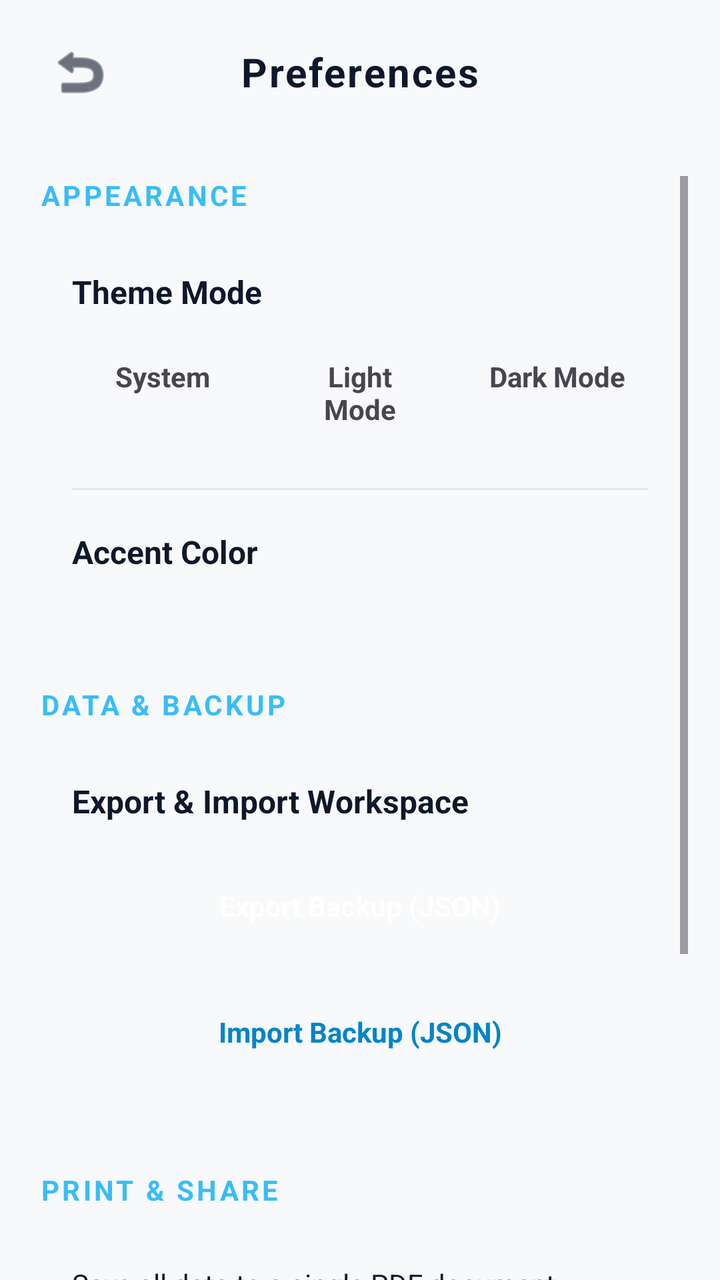
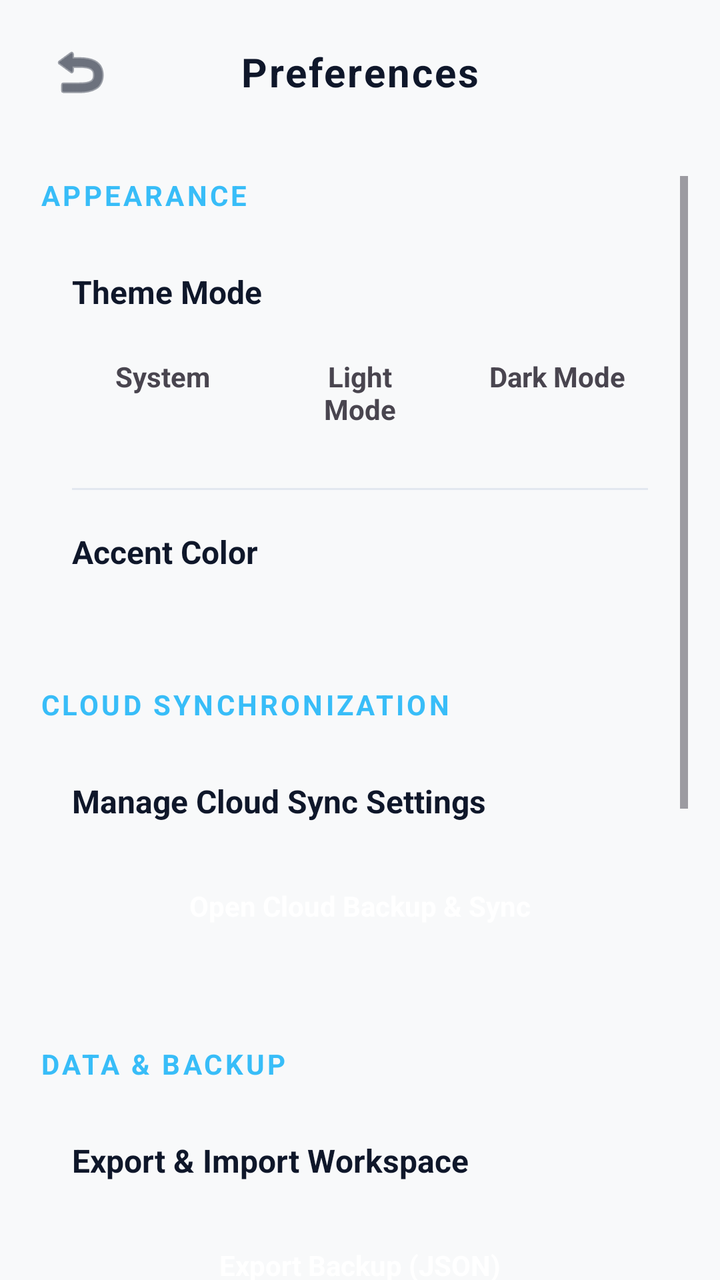

Compare the two renders of this Android layout. The source of the first and the diff that turns it into the second are given below.
<!-- AndroidManifest.xml: application theme Theme.NoteCalc.Blue -->
<!-- res/layout/layout_settings.xml -->
<?xml version="1.0" encoding="utf-8"?>
<LinearLayout xmlns:android="http://schemas.android.com/apk/res/android"
    xmlns:app="http://schemas.android.com/apk/res-auto"
    android:layout_width="match_parent"
    android:layout_height="match_parent"
    android:background="?attr/colorBgPrimary"
    android:orientation="vertical">

    
    <RelativeLayout
        android:layout_width="match_parent"
        android:layout_height="72dp"
        android:paddingHorizontal="16dp">

        <ImageButton
            android:id="@+id/btn_settings_back"
            android:layout_width="48dp"
            android:layout_height="48dp"
            android:layout_centerVertical="true"
            android:src="@android:drawable/ic_menu_revert"
            android:background="?attr/selectableItemBackgroundBorderless"
            android:contentDescription="@string/back"
            app:tint="?android:textColorPrimary" />

        <TextView
            android:layout_width="wrap_content"
            android:layout_height="wrap_content"
            android:layout_centerInParent="true"
            android:text="@string/preferences"
            android:textSize="20sp"
            android:textStyle="bold"
            android:letterSpacing="0.05"
            android:textColor="?android:textColorPrimary" />
    </RelativeLayout>

    <ScrollView
        android:layout_width="match_parent"
        android:layout_height="match_parent"
        android:clipToPadding="false"
        android:padding="16dp"
        android:fillViewport="true">

        <LinearLayout
            android:layout_width="match_parent"
            android:layout_height="wrap_content"
            android:orientation="vertical">

            
            <TextView
                android:layout_width="wrap_content"
                android:layout_height="wrap_content"
                android:text="@string/appearance"
                android:textSize="14sp"
                android:textStyle="bold"
                android:textAllCaps="true"
                android:letterSpacing="0.1"
                android:textColor="?attr/colorAccentSecondary"
                android:layout_marginBottom="8dp"
                android:layout_marginStart="4dp"/>

            <LinearLayout
                android:id="@+id/card_appearance"
                android:layout_width="match_parent"
                android:layout_height="wrap_content"
                android:orientation="vertical"
                android:padding="20dp"
                android:elevation="2dp"
                android:layout_marginBottom="24dp">
                
                <TextView
                    android:layout_width="wrap_content"
                    android:layout_height="wrap_content"
                    android:text="@string/theme_mode"
                    android:textSize="16sp"
                    android:textStyle="bold"
                    android:textColor="?android:textColorPrimary"/>
                
                <LinearLayout
                    android:layout_width="match_parent"
                    android:layout_height="wrap_content"
                    android:orientation="horizontal"
                    android:layout_marginTop="12dp"
                    android:weightSum="3">
                    <TextView
                        android:id="@+id/btn_theme_system"
                        android:layout_width="0dp"
                        android:layout_height="wrap_content"
                        android:layout_weight="1"
                        android:text="@string/system_default"
                        android:gravity="center"
                        android:textSize="14sp"
                        android:textStyle="bold"
                        android:padding="10dp"
                        android:layout_marginEnd="8dp" />
                    <TextView
                        android:id="@+id/btn_theme_light"
                        android:layout_width="0dp"
                        android:layout_height="wrap_content"
                        android:layout_weight="1"
                        android:text="@string/light_mode"
                        android:gravity="center"
                        android:textSize="14sp"
                        android:textStyle="bold"
                        android:padding="10dp"
                        android:layout_marginEnd="8dp" />
                    <TextView
                        android:id="@+id/btn_theme_dark"
                        android:layout_width="0dp"
                        android:layout_height="wrap_content"
                        android:layout_weight="1"
                        android:text="@string/dark_mode"
                        android:gravity="center"
                        android:textSize="14sp"
                        android:textStyle="bold"
                        android:padding="10dp" />
                </LinearLayout>

                <View
                    android:layout_width="match_parent"
                    android:layout_height="1dp"
                    android:background="?attr/colorBorder"
                    android:layout_marginTop="20dp"
                    android:layout_marginBottom="20dp"/>

                <TextView
                    android:layout_width="wrap_content"
                    android:layout_height="wrap_content"
                    android:text="@string/accent_color"
                    android:textSize="16sp"
                    android:textStyle="bold"
                    android:textColor="?android:textColorPrimary" />

                <HorizontalScrollView
                    android:layout_width="match_parent"
                    android:layout_height="wrap_content"
                    android:layout_marginTop="12dp"
                    android:scrollbars="none">
                    
                    <LinearLayout
                        android:id="@+id/ll_accent_colors"
                        android:layout_width="wrap_content"
                        android:layout_height="wrap_content"
                        android:orientation="horizontal"
                        android:gravity="center_vertical">
                        
                    </LinearLayout>
                </HorizontalScrollView>
            </LinearLayout>

            
            <TextView
                android:layout_width="wrap_content"
                android:layout_height="wrap_content"
                android:text="@string/data_backup"
                android:textSize="14sp"
                android:textStyle="bold"
                android:textAllCaps="true"
                android:letterSpacing="0.1"
                android:textColor="?attr/colorAccentSecondary"
                android:layout_marginBottom="8dp"
                android:layout_marginStart="4dp"/>

            <LinearLayout
                android:id="@+id/card_data_backup"
                android:layout_width="match_parent"
                android:layout_height="wrap_content"
                android:orientation="vertical"
                android:padding="20dp"
                android:elevation="2dp"
                android:layout_marginBottom="24dp">

                <TextView
                    android:layout_width="wrap_content"
                    android:layout_height="wrap_content"
                    android:text="@string/export_import_workspace"
                    android:textSize="16sp"
                    android:textStyle="bold"
                    android:textColor="?android:textColorPrimary"
                    android:layout_marginBottom="16dp"/>

                <TextView
                    android:id="@+id/btn_export_json"
                    android:layout_width="match_parent"
                    android:layout_height="wrap_content"
                    android:padding="16dp"
                    android:gravity="center"
                    android:textStyle="bold"
                    android:text="@string/export_backup_json"
                    android:textColor="@color/text_on_accent" />

                <TextView
                    android:id="@+id/btn_import_json"
                    android:layout_width="match_parent"
                    android:layout_height="wrap_content"
                    android:padding="16dp"
                    android:gravity="center"
                    android:textStyle="bold"
                    android:layout_marginTop="12dp"
                    android:text="@string/import_backup_json"
                    android:textColor="?attr/colorAccentPrimary" />

            </LinearLayout>

            
            <TextView
                android:layout_width="wrap_content"
                android:layout_height="wrap_content"
                android:text="@string/print_share"
                android:textSize="14sp"
                android:textStyle="bold"
                android:textAllCaps="true"
                android:letterSpacing="0.1"
                android:textColor="?attr/colorAccentSecondary"
                android:layout_marginBottom="8dp"
                android:layout_marginStart="4dp"/>

            <LinearLayout
                android:id="@+id/card_print_share"
                android:layout_width="match_parent"
                android:layout_height="wrap_content"
                android:orientation="vertical"
                android:padding="20dp"
                android:elevation="2dp"
                android:layout_marginBottom="40dp">

                <TextView
                    android:layout_width="wrap_content"
                    android:layout_height="wrap_content"
                    android:text="@string/save_all_data_to_a_single_pdf_document"
                    android:textSize="14sp"
                    android:textColor="?android:textColorPrimary"
                    android:layout_marginBottom="16dp"/>

                <TextView
                    android:id="@+id/btn_export_pdf_all"
                    android:layout_width="match_parent"
                    android:layout_height="wrap_content"
                    android:padding="16dp"
                    android:gravity="center"
                    android:textStyle="bold"
                    android:text="@string/export_all_to_pdf"
                    android:textColor="@color/text_on_accent" />

            </LinearLayout>

            
            <LinearLayout
                android:id="@+id/version_container"
                android:layout_width="wrap_content"
                android:layout_height="wrap_content"
                android:layout_gravity="center_horizontal"
                android:orientation="horizontal"
                android:gravity="center_vertical"
                android:paddingHorizontal="16dp"
                android:paddingVertical="8dp"
                android:layout_marginBottom="40dp">
                <ImageView
                    android:layout_width="20dp"
                    android:layout_height="20dp"
                    android:src="@android:drawable/ic_menu_info_details"
                    app:tint="?attr/colorAccentSecondary"
                    android:contentDescription="@null" />
                <TextView
                    android:id="@+id/tv_app_version"
                    android:layout_width="wrap_content"
                    android:layout_height="wrap_content"
                    android:layout_marginStart="8dp"
                    android:text="@string/notecalc_vx_x_x"
                    android:textSize="14sp"
                    android:textStyle="bold"
                    android:letterSpacing="0.05"
                    android:textColor="?android:textColorPrimary" />
            </LinearLayout>
        </LinearLayout>
    </ScrollView>
</LinearLayout>
<!-- resources referenced by this layout -->
<resources>
  <color name="text_on_accent">#FFFFFFFF</color>
  <string name="accent_color">Accent Color</string>
  <string name="appearance">Appearance</string>
  <string name="back">Back</string>
  <string name="dark_mode">Dark Mode</string>
  <string name="data_backup">Data &amp; Backup</string>
  <string name="export_all_to_pdf">Export All to PDF</string>
  <string name="export_backup_json">Export Backup (JSON)</string>
  <string name="export_import_workspace">Export &amp; Import Workspace</string>
  <string name="import_backup_json">Import Backup (JSON)</string>
  <string name="light_mode">Light Mode</string>
  <string name="notecalc_vx_x_x">NoteCalc v1.7.0</string>
  <string name="preferences">Preferences</string>
  <string name="print_share">Print &amp; Share</string>
  <string name="save_all_data_to_a_single_pdf_document">Save all data to a single PDF document.</string>
  <string name="system_default">System</string>
  <string name="theme_mode">Theme Mode</string>
  <style name="Theme.NoteCalc.Blue" parent="Base.Theme.NoteCalc">
          <item name="colorAccentPrimary">@color/accent_blue_primary</item>
          <item name="colorAccentSecondary">@color/accent_blue_secondary</item>
          <item name="colorBgPrimary">@color/bg_primary_blue</item>
          <item name="colorBgSecondary">@color/bg_secondary_blue</item>
          <item name="colorBgTertiary">@color/bg_tertiary_blue</item>
          <item name="colorBorder">@color/border_blue</item>
          <item name="colorRipple">@color/ripple_blue</item>
      </style>
  <style name="Base.Theme.NoteCalc" parent="Theme.Material3.DayNight.NoActionBar">
          <item name="android:windowBackground">?attr/colorBgPrimary</item>
          <item name="android:textColorPrimary">@color/text_primary</item>
      </style>
  <color name="accent_blue_primary">#FF0284C7</color>
  <color name="accent_blue_secondary">#FF38BDF8</color>
  <color name="bg_primary_blue">#FFF8F9FA</color>
  <color name="bg_secondary_blue">#FFFFFFFF</color>
  <color name="bg_tertiary_blue">#FFF1F5F9</color>
  <color name="border_blue">#FFE2E8F0</color>
  <color name="ripple_blue">#FFE2E8F0</color>
  <color name="text_primary">#FF0F172A</color>
</resources>

<!-- the commit's change to res/layout/layout_settings.xml (unified diff, before → after) -->
@@ -151,6 +151,58 @@
             <TextView
                 android:layout_width="wrap_content"
                 android:layout_height="wrap_content"
+                android:text="@string/cloud_synchronization"
+                android:textSize="14sp"
+                android:textStyle="bold"
+                android:textAllCaps="true"
+                android:letterSpacing="0.1"
+                android:textColor="?attr/colorAccentSecondary"
+                android:layout_marginBottom="8dp"
+                android:layout_marginStart="4dp"/>
+
+            <LinearLayout
+                android:id="@+id/card_cloud_sync_entry"
+                android:layout_width="match_parent"
+                android:layout_height="wrap_content"
+                android:orientation="vertical"
+                android:padding="20dp"
+                android:elevation="2dp"
+                android:layout_marginBottom="24dp">
+
+                <TextView
+                    android:layout_width="wrap_content"
+                    android:layout_height="wrap_content"
+                    android:text="@string/manage_cloud_sync_settings"
+                    android:textSize="16sp"
+                    android:textStyle="bold"
+                    android:textColor="?android:textColorPrimary"
+                    android:layout_marginBottom="16dp"/>
+
+                <TextView
+                    android:id="@+id/tv_settings_cloud_status"
+                    android:layout_width="wrap_content"
+                    android:layout_height="wrap_content"
+                    android:textSize="13sp"
+                    android:textColor="?android:textColorSecondary"
+                    android:layout_marginBottom="16dp"
+                    android:visibility="gone" />
+
+                <TextView
+                    android:id="@+id/btn_open_cloud_sync_settings"
+                    android:layout_width="match_parent"
+                    android:layout_height="wrap_content"
+                    android:padding="16dp"
+                    android:gravity="center"
+                    android:textStyle="bold"
+                    android:text="@string/open_cloud_backup_sync"
+                    android:textColor="@color/text_on_accent" />
+
+            </LinearLayout>
+
+            
+            <TextView
+                android:layout_width="wrap_content"
+                android:layout_height="wrap_content"
                 android:text="@string/data_backup"
                 android:textSize="14sp"
                 android:textStyle="bold"
<!-- resource entries referenced after the edit -->
@@ -4,6 +4,7 @@
   <string name="accent_color">Accent Color</string>
   <string name="appearance">Appearance</string>
   <string name="back">Back</string>
+  <string name="cloud_synchronization">CLOUD SYNCHRONIZATION</string>
   <string name="dark_mode">Dark Mode</string>
   <string name="data_backup">Data &amp; Backup</string>
   <string name="export_all_to_pdf">Export All to PDF</string>
@@ -11,7 +12,9 @@
   <string name="export_import_workspace">Export &amp; Import Workspace</string>
   <string name="import_backup_json">Import Backup (JSON)</string>
   <string name="light_mode">Light Mode</string>
+  <string name="manage_cloud_sync_settings">Manage Cloud Sync Settings</string>
   <string name="notecalc_vx_x_x">NoteCalc v1.7.0</string>
+  <string name="open_cloud_backup_sync">Open Cloud Backup &amp; Sync</string>
   <string name="preferences">Preferences</string>
   <string name="print_share">Print &amp; Share</string>
   <string name="save_all_data_to_a_single_pdf_document">Save all data to a single PDF document.</string>
